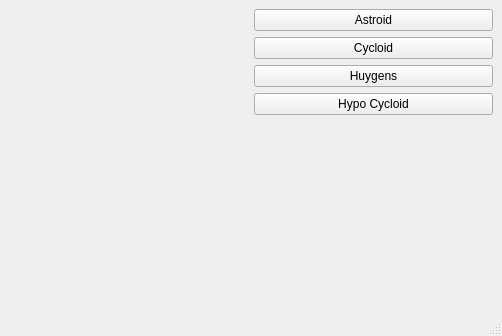
Before: the Qt Designer form mainwindow.ui in nitin64956/QtCurves_Shapes_Cpp, drawn with Qt 5.
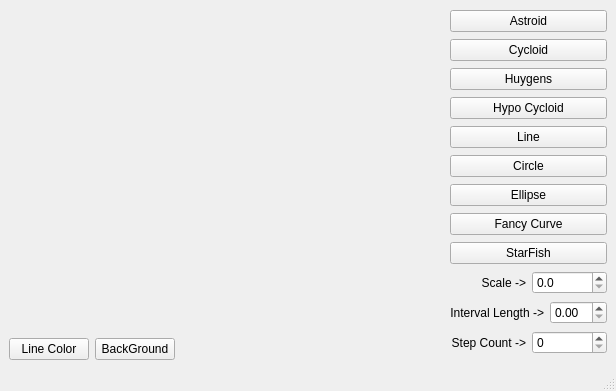
After: the same form once the commit is applied. Custom widgets are drawn as their Qt base class.

Commit message: Added shapes logic and buttons

Diff of the .ui file:
```diff
--- a/mainwindow.ui
+++ b/mainwindow.ui
@@ -6,8 +6,8 @@
    <rect>
     <x>0</x>
     <y>0</y>
-    <width>502</width>
-    <height>336</height>
+    <width>616</width>
+    <height>391</height>
    </rect>
   </property>
   <property name="windowTitle">
@@ -16,11 +16,9 @@
   <widget class="QWidget" name="centralwidget">
    <layout class="QGridLayout" name="gridLayout">
     <item row="0" column="0">
-     <layout class="QHBoxLayout" name="horizontalLayout">
-      <item>
-       <widget class="RenderArea" name="renderArea" native="true"/>
-      </item>
-      <item>
+     <layout class="QHBoxLayout" name="horizontalLayout"/>
+    </item>
+    <item row="0" column="3" rowspan="2">
        <layout class="QVBoxLayout" name="verticalLayout">
         <item>
          <widget class="QPushButton" name="btnAsteroid">
@@ -51,21 +49,157 @@
          </widget>
         </item>
         <item>
-         <spacer name="verticalSpacer">
+       <widget class="QPushButton" name="btnline">
+        <property name="text">
+         <string>Line</string>
+        </property>
+       </widget>
+      </item>
+      <item>
+       <widget class="QPushButton" name="btnCircle">
+        <property name="text">
+         <string>Circle</string>
+        </property>
+       </widget>
+      </item>
+      <item>
+       <widget class="QPushButton" name="btnEllipse">
+        <property name="text">
+         <string>Ellipse</string>
+        </property>
+       </widget>
+      </item>
+      <item>
+       <widget class="QPushButton" name="btnfancy">
+        <property name="text">
+         <string>Fancy Curve</string>
+        </property>
+       </widget>
+      </item>
+      <item>
+       <widget class="QPushButton" name="btnstar">
+        <property name="text">
+         <string>StarFish</string>
+        </property>
+       </widget>
+      </item>
+      <item>
+       <layout class="QHBoxLayout" name="horizontalLayout_2">
+        <item>
+         <widget class="QLabel" name="label">
+          <property name="text">
+           <string>Scale -&gt;</string>
+          </property>
+          <property name="alignment">
+           <set>Qt::AlignRight|Qt::AlignTrailing|Qt::AlignVCenter</set>
+          </property>
+         </widget>
+        </item>
+        <item>
+         <widget class="QDoubleSpinBox" name="spinScale">
+          <property name="decimals">
+           <number>1</number>
+          </property>
+          <property name="maximum">
+           <double>150.000000000000000</double>
+          </property>
+          <property name="singleStep">
+           <double>0.100000000000000</double>
+          </property>
+         </widget>
+        </item>
+       </layout>
+      </item>
+      <item>
+       <layout class="QHBoxLayout" name="horizontalLayout_3">
+        <item>
+         <widget class="QLabel" name="label_2">
+          <property name="text">
+           <string>Interval Length -&gt;</string>
+          </property>
+          <property name="alignment">
+           <set>Qt::AlignRight|Qt::AlignTrailing|Qt::AlignVCenter</set>
+          </property>
+         </widget>
+        </item>
+        <item>
+         <widget class="QDoubleSpinBox" name="spinInterval">
+          <property name="minimum">
+           <double>0.000000000000000</double>
+          </property>
+          <property name="singleStep">
+           <double>0.100000000000000</double>
+          </property>
+         </widget>
+        </item>
+       </layout>
+      </item>
+      <item>
+       <layout class="QHBoxLayout" name="horizontalLayout_4">
+        <item>
+         <widget class="QLabel" name="label_3">
+          <property name="text">
+           <string>Step Count -&gt;</string>
+          </property>
+          <property name="alignment">
+           <set>Qt::AlignRight|Qt::AlignTrailing|Qt::AlignVCenter</set>
+          </property>
+         </widget>
+        </item>
+        <item>
+         <widget class="QSpinBox" name="spinCount">
+          <property name="enabled">
+           <bool>true</bool>
+          </property>
+          <property name="maximum">
+           <number>512</number>
+          </property>
+          <property name="singleStep">
+           <number>1</number>
+          </property>
+         </widget>
+        </item>
+       </layout>
+      </item>
+     </layout>
+    </item>
+    <item row="1" column="1">
+     <layout class="QVBoxLayout" name="verticalLayout_2">
+      <item>
+       <widget class="RenderArea" name="renderArea" native="true"/>
+      </item>
+      <item>
+       <layout class="QHBoxLayout" name="horizontalLayout_5">
+        <item>
+         <widget class="QPushButton" name="btnLineColor">
+          <property name="text">
+           <string>Line Color</string>
+          </property>
+         </widget>
+        </item>
+        <item>
+         <widget class="QPushButton" name="btnBackGround">
+          <property name="text">
+           <string>BackGround</string>
+          </property>
+         </widget>
+        </item>
+       </layout>
+      </item>
+     </layout>
+    </item>
+    <item row="1" column="2">
+     <spacer name="horizontalSpacer">
           <property name="orientation">
-           <enum>Qt::Vertical</enum>
+       <enum>Qt::Horizontal</enum>
           </property>
           <property name="sizeHint" stdset="0">
            <size>
-            <width>20</width>
-            <height>40</height>
+        <width>261</width>
+        <height>20</height>
            </size>
           </property>
          </spacer>
-        </item>
-       </layout>
-      </item>
-     </layout>
     </item>
    </layout>
   </widget>
```
Lines whose indentation alone changed are shown as unchanged. The commit also changes 4 other files.
